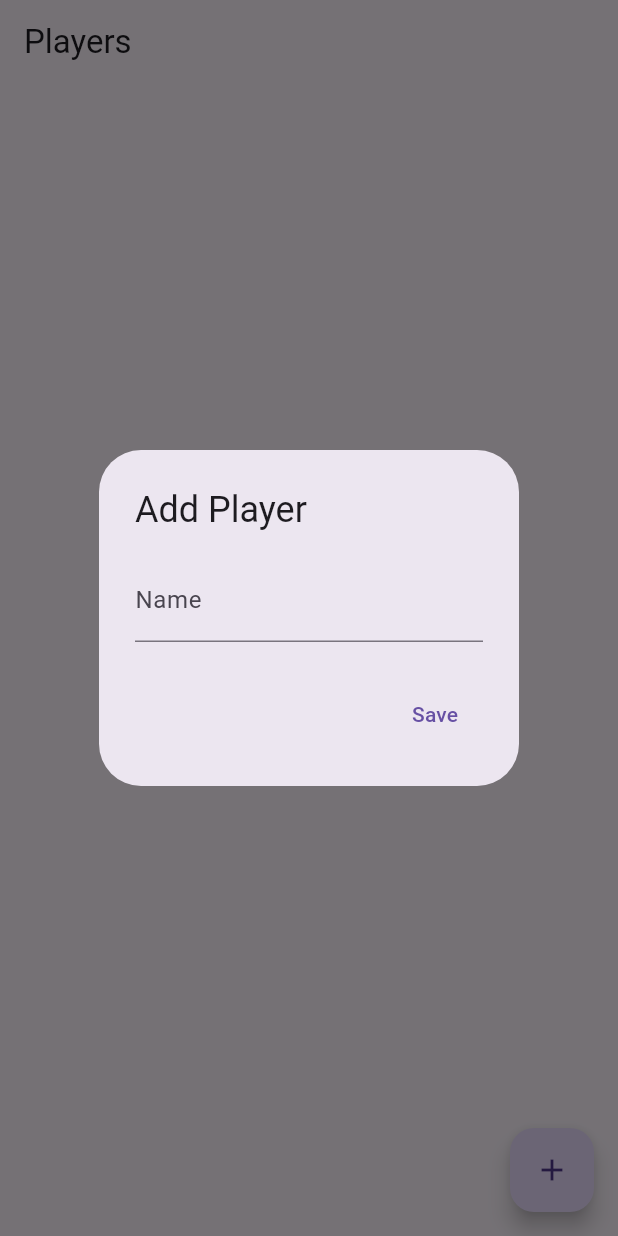
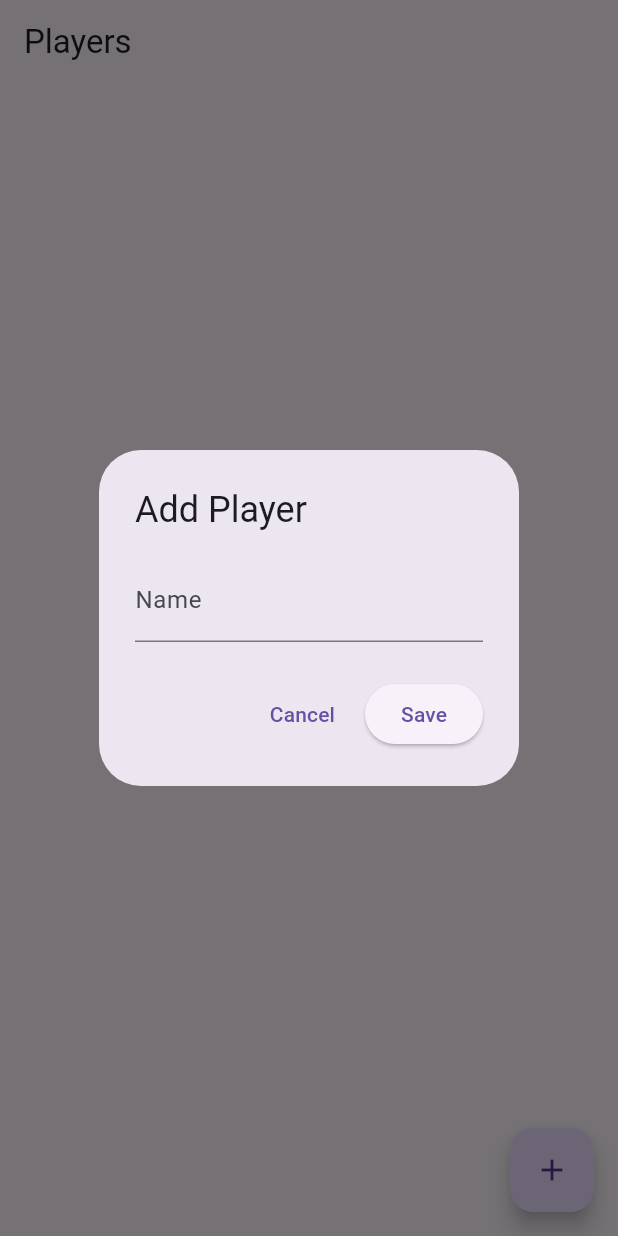
Before and after one commit to santoshvarmaaddala/Scoring-App, a Flutter app: the screen it shows after launch, after a tap on the "add" icon, on a phone screen of 412 x 824 dp. Run offline on Flutter 3.47's test engine with Material 3 defaults, Android fonts, the phone set to English and light mode, and no system bars; our stand-ins replace sqflite; accounts and stored records are empty.

Commit message:
modified some code

```diff
--- a/lib/core/db/database_helper.dart
+++ b/lib/core/db/database_helper.dart
@@ -1,3 +1,4 @@
+// lib/core/db/database_helper.dart
 import 'package:sqflite/sqflite.dart';
 import 'package:path/path.dart';
 import '../features/players/data/player_model.dart';
@@ -5,7 +6,6 @@ import '../features/players/data/player_model.dart';
 class DatabaseHelper {
   static final DatabaseHelper instance = DatabaseHelper._init();
   static Database? _database;
-
   DatabaseHelper._init();
 
   Future<Database> get database async {
@@ -17,7 +17,6 @@ class DatabaseHelper {
   Future<Database> _initDB(String filePath) async {
     final dbPath = await getDatabasesPath();
     final path = join(dbPath, filePath);
-
     return await openDatabase(path, version: 1, onCreate: _createDB);
   }
 
@@ -29,27 +28,43 @@ class DatabaseHelper {
         age INTEGER
       )
     ''');
+    print('Created players table');
   }
 
   Future<int> insertPlayer(Player player) async {
     final db = await instance.database;
-    return await db.insert('players', player.toMap());
+    final id = await db.insert(
+      'players',
+      player.toMap(),
+      conflictAlgorithm: ConflictAlgorithm.replace,
+    );
+    print('Inserted player: id=$id name=${player.name}');
+    return id;
   }
 
   Future<List<Player>> getPlayers() async {
     final db = await instance.database;
-    final result = await db.query('players');
-    return result.map((json) => Player.fromMap(json)).toList();
+    final rows = await db.query('players', orderBy: 'id ASC');
+    print('getPlayers rows: $rows'); // debug output
+    return rows.map((r) => Player.fromMap(r)).toList();
   }
 
   Future<int> deletePlayer(int id) async {
     final db = await instance.database;
-    return await db.delete('players', where: 'id = ?', whereArgs: [id]);
+    final cnt = await db.delete('players', where: 'id = ?', whereArgs: [id]);
+    print('Deleted player id=$id, rowsAffected=$cnt');
+    return cnt;
   }
 
+  // helpful debug helper to dump raw query result
+  Future<List<Map<String, Object?>>> rawPlayers() async {
+    final db = await instance.database;
+    return await db.rawQuery('SELECT * FROM players');
+  }
 
   Future close() async {
     final db = await instance.database;
-    db.close();
+    await db.close();
+    _database = null;
   }
 }
--- a/lib/core/features/players/data/player_model.dart
+++ b/lib/core/features/players/data/player_model.dart
@@ -1,20 +1,28 @@
+// lib/features/players/data/player_model.dart
 class Player {
   final int? id;
   final String name;
+  final int? age;
 
-  Player({this.id, required this.name});
+  Player({this.id, required this.name, this.age});
 
   Map<String, dynamic> toMap() {
-    return {
-      'id': id,
-      'name': 'name',
+    final map = <String, dynamic>{
+      'name': name,
     };
+    if (id != null) map['id'] = id;
+    if (age != null) map['age'] = age;
+    return map;
   }
 
   factory Player.fromMap(Map<String, dynamic> map) {
     return Player(
-      id: map['id'],
-      name: map['name'],
+      id: map['id'] as int?,
+      name: (map['name'] ?? '') as String,
+      age: map['age'] as int?,
     );
   }
+
+  @override
+  String toString() => 'Player(id: $id, name: $name, age: $age)';
 }
--- a/lib/core/features/players/pages/player_list_page.dart
+++ b/lib/core/features/players/pages/player_list_page.dart
@@ -1,9 +1,11 @@
+// lib/features/players/pages/player_list_page.dart
 import 'package:flutter/material.dart';
 import '../../../db/database_helper.dart';
 import '../data/player_model.dart';
 
+class PlayerListPage extends StatefulWidget {
+  const PlayerListPage({super.key});
 
-class PlayerListPage extends StatefulWidget {
   @override
   _PlayerListPageState createState() => _PlayerListPageState();
 }
@@ -22,33 +24,35 @@ class _PlayerListPageState extends State<PlayerListPage> {
     setState(() {
       players = data;
     });
+    debugPrint('Loaded players: $players');
   }
-
 
   Future<void> addPlayerDialog() async {
     final nameController = TextEditingController();
-      // final ageController = TextEditingController();
 
     await showDialog(
       context: context,
       builder: (ctx) => AlertDialog(
-          title: Text("Add Player"),
-          content: Column(
-            mainAxisSize: MainAxisSize.min,
-            children: [
-              TextField(controller: nameController, decoration: InputDecoration(labelText: "Name")),
-              // TextField(controller: ageController, decoration: InputDecoration(labelText: "Age"), keyboardType: TextInputType.number),
-            ],
+        title: const Text("Add Player"),
+        content: TextField(
+          controller: nameController,
+          decoration: const InputDecoration(labelText: "Name"),
         ),
         actions: [
-            TextButton(
+          TextButton(onPressed: () => Navigator.of(ctx).pop(), child: const Text('Cancel')),
+          ElevatedButton(
             onPressed: () async {
-                final player = Player(name: nameController.text, /* age: int.parse(ageController.text) */ );
-                await DatabaseHelper.instance.insertPlayer(player);
+              final name = nameController.text.trim();
+              if (name.isEmpty) {
+                // quick feedback
+                ScaffoldMessenger.of(context).showSnackBar(const SnackBar(content: Text('Enter a name')));
+                return;
+              }
+              await DatabaseHelper.instance.insertPlayer(Player(name: name));
               Navigator.of(ctx).pop();
-                fetchPlayers();
+              await fetchPlayers();
             },
-              child: Text("Save"),
+            child: const Text('Save'),
           ),
         ],
       ),
@@ -56,21 +60,31 @@ class _PlayerListPageState extends State<PlayerListPage> {
   }
 
   @override
+  void dispose() {
+    // no controller to dispose here because created per dialog
+    super.dispose();
+  }
+
+  @override
   Widget build(BuildContext context) {
     return Scaffold(
-        appBar: AppBar(title: Text("Players")),
-        body: ListView.builder(
+      appBar: AppBar(title: const Text("Players")),
+      body: players.isEmpty
+          ? const Center(child: Text('No players added yet'))
+          : ListView.builder(
               itemCount: players.length,
               itemBuilder: (context, index) {
                 final player = players[index];
                 return ListTile(
                   title: Text(player.name),
-              // subtitle: Text("Age: ${player.age}"),
+                  subtitle: player.age != null ? Text('Age: ${player.age}') : null,
                   trailing: IconButton(
-                icon: Icon(Icons.delete),
+                    icon: const Icon(Icons.delete),
                     onPressed: () async {
+                      if (player.id != null) {
                         await DatabaseHelper.instance.deletePlayer(player.id!);
-                  fetchPlayers();
+                        await fetchPlayers();
+                      }
                     },
                   ),
                 );
@@ -78,7 +92,7 @@ class _PlayerListPageState extends State<PlayerListPage> {
             ),
       floatingActionButton: FloatingActionButton(
         onPressed: addPlayerDialog,
-          child: Icon(Icons.add),
+        child: const Icon(Icons.add),
       ),
     );
   }
```
Lines whose indentation alone changed are shown as unchanged.
